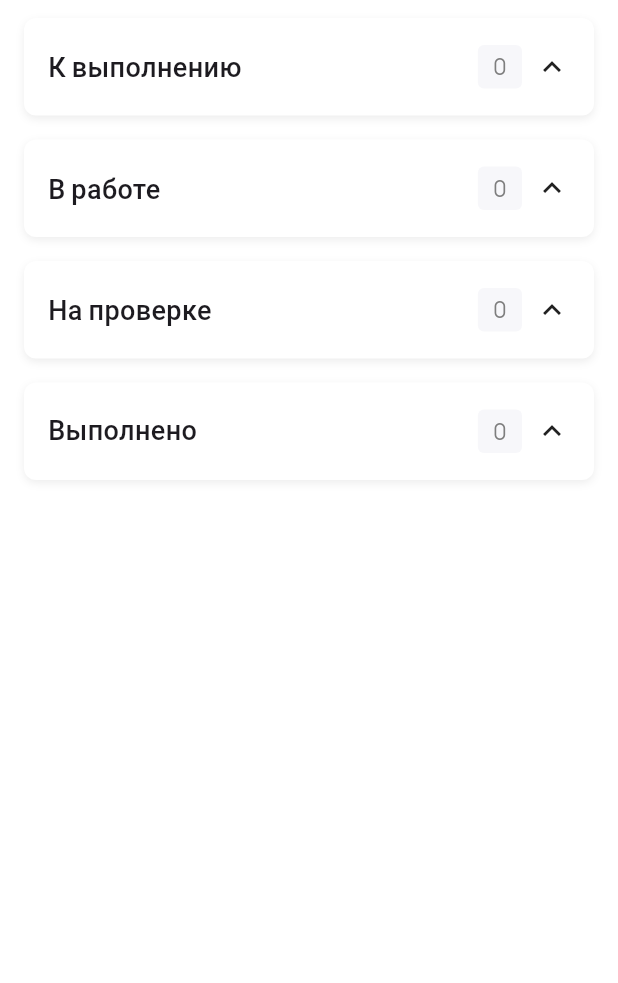
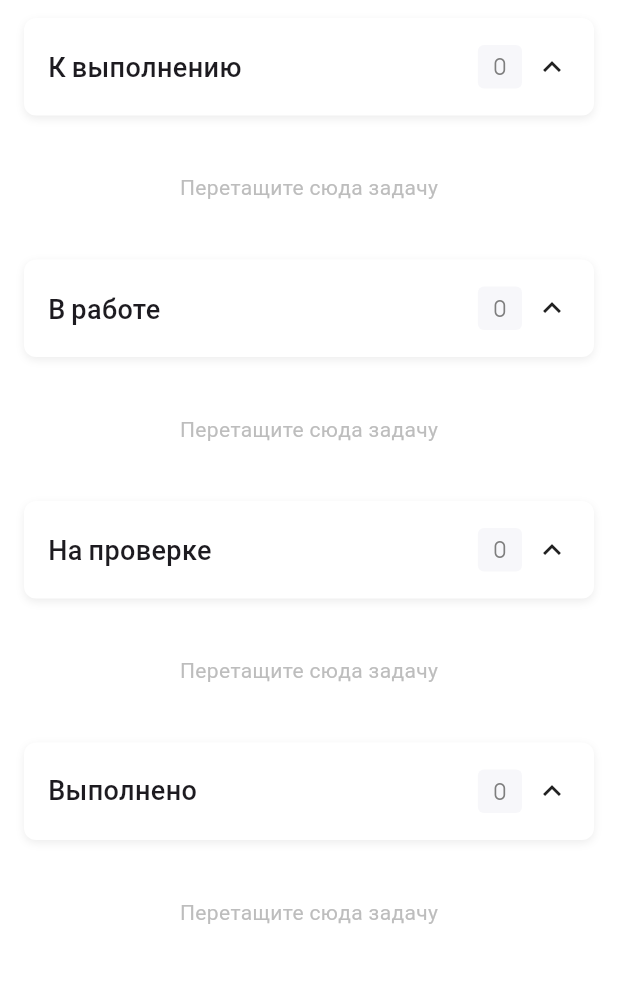
Before and after one commit to PPnGGn/todo, a Flutter app: the screen it shows after launch, on a phone screen of 412 x 824 dp, the part 78-1061 px from its top. Run offline on Flutter 3.47's test engine with Material 3 defaults, Android fonts, the phone set to English and light mode, and no system bars; our stand-ins replace flutter_riverpod, flutter_svg, google_fonts, shared_preferences.

Commit message:
improve drag UX

```diff
--- a/lib/widgets/todo_category.dart
+++ b/lib/widgets/todo_category.dart
@@ -32,7 +32,6 @@ class _TodoCategoryState extends State<TodoCategory> {
     return Column(
       crossAxisAlignment: CrossAxisAlignment.stretch,
       children: [
-        // Белая шапка категории (тоже DragTarget!)
         DragTarget<Todo>(
           onWillAcceptWithDetails: (details) {
             return details.data.status != widget.category;
@@ -56,20 +55,21 @@ class _TodoCategoryState extends State<TodoCategory> {
             setState(() => _isDragOver = false);
           },
           builder: (context, candidateData, rejectedData) {
-            return Container(
+            return AnimatedContainer(
+              duration: const Duration(milliseconds: 200),
               margin: const EdgeInsets.symmetric(vertical: 8, horizontal: 16),
               decoration: BoxDecoration(
                 color: AppTheme.whiteColor,
                 borderRadius: BorderRadius.circular(8),
                 border: _isDragOver || candidateData.isNotEmpty
                     ? Border.all(
-                        color: AppTheme.primaryColor.withValues(alpha: 0.5),
+                        color: AppTheme.primaryColor.withOpacity(0.5),
                         width: 2,
                       )
                     : null,
                 boxShadow: [
                   BoxShadow(
-                    color: Colors.black.withValues(alpha: 0.07),
+                    color: Colors.black.withOpacity(0.07),
                     blurRadius: 4,
                     offset: const Offset(0, 2),
                   ),
@@ -127,18 +127,31 @@ class _TodoCategoryState extends State<TodoCategory> {
           },
         ),
 
-        // Список задач
         if (_expanded)
           Padding(
             padding: const EdgeInsets.symmetric(horizontal: 16),
-            child: Column(
+
+            child: widget.todos.isEmpty
+                ? SizedBox(
+                    height: 80,
+                    child: Center(
+                      child: Text(
+                        'Перетащите сюда задачу',
+                        style: TextStyle(
+                          color: Colors.grey.shade400,
+                          fontSize: 14,
+                        ),
+                      ),
+                    ),
+                  )
+                : Column(
                     children: widget.todos.map((todo) {
                       return LongPressDraggable<Todo>(
                         data: todo,
                         feedback: SizedBox(
                           width: width,
                           child: Material(
-                      elevation: 8,
+                            elevation: 6,
                             borderRadius: BorderRadius.circular(8),
                             color: Colors.transparent,
                             child: Opacity(
@@ -148,7 +161,7 @@ class _TodoCategoryState extends State<TodoCategory> {
                           ),
                         ),
                         childWhenDragging: Opacity(
-                    opacity: 0.3,
+                          opacity: 0.4,
                           child: TodoCard(todo: todo),
                         ),
                         child: TodoCard(
```
Also changed, not shown: lib/models/todo.dart (line endings or trailing spaces). Lines whose indentation alone changed are shown as unchanged.
